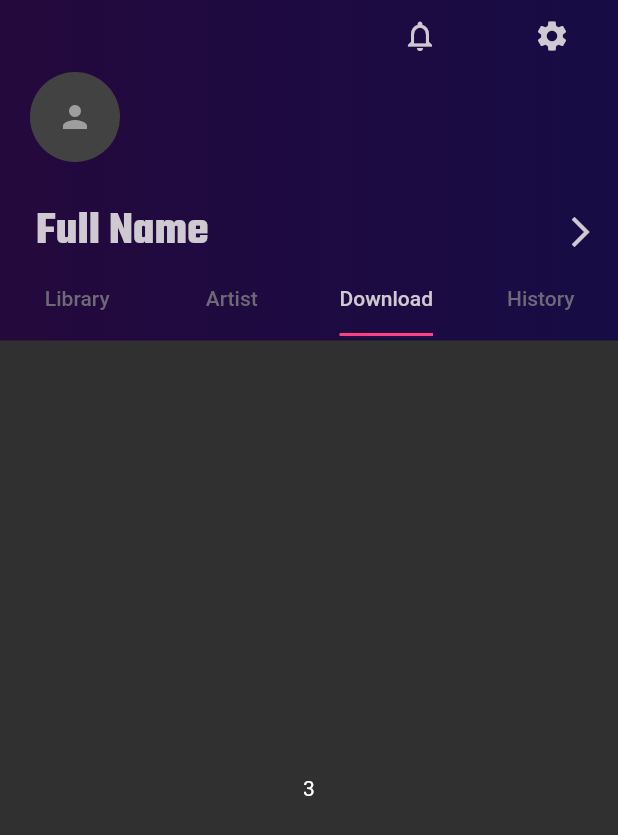
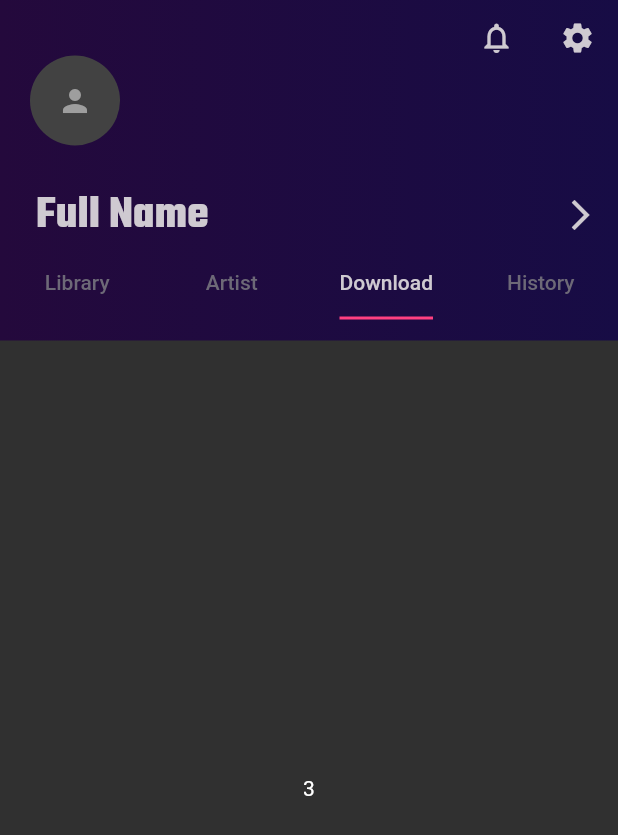
Before and after one commit to neddstarkk/skybeat-music-player, a Flutter app: the ProfilePage screen opened directly, tab 3 chosen, on a phone screen of 412 x 824 dp. Shown: the top 835 px of the screen. Run offline on Flutter 3.47's test engine with Material 2 defaults, Android fonts, the phone set to English and light mode, and no system bars; our stand-ins replace font_awesome_flutter, simple_animations; network calls fail.

```diff
--- a/skybeat/lib/screens/bottom_nav_bar.dart
+++ b/skybeat/lib/screens/bottom_nav_bar.dart
@@ -8,8 +8,6 @@ class BottomBarScreenController extends StatefulWidget {
   _BottomBarScreenControllerState createState() =>
       _BottomBarScreenControllerState();
 }
-
-
 
 class _BottomBarScreenControllerState extends State<BottomBarScreenController> {
   final List<Widget> pages = [
--- a/skybeat/lib/screens/profile_page/widgets/profile_page_presenter.dart
+++ b/skybeat/lib/screens/profile_page/widgets/profile_page_presenter.dart
@@ -28,22 +28,28 @@ class ProfilePagePresenter extends StatelessWidget {
           height: 227.0,
           child: Column(
             children: <Widget>[
-              Row(
+              SizedBox(height: 5.0,),
+              Padding(
+                padding: EdgeInsets.only(top: 8.0),
+                child: Row(
                   mainAxisAlignment: MainAxisAlignment.end,
                   children: <Widget>[
-                  FlatButton(
-                    onPressed: () {
+                    GestureDetector(
+                      onTap: () {
                         print("Notifications icon pressed");
                       },
                       child: Icon(Icons.notifications_none, color: Color(0xFFCFCAD1),),
                     ),
-                  FlatButton(
-                    onPressed: () {
+                    SizedBox(width: 30.0,),
+                    GestureDetector(
+                      onTap: () {
                         print("Settings button pressed");
                       },
                       child: Icon(Icons.settings, color: Color(0xFFCFCAD1),),
                     ),
+                    SizedBox(width: 15.0,)
                   ],
+                ),
               ),
               Column(
 //                mainAxisSize: MainAxisSize.min,
```
Also changed, not shown: skybeat/lib/screens/profile_page/widgets/artist_tab.dart (+58 -7 lines). Lines whose indentation alone changed are shown as unchanged.
